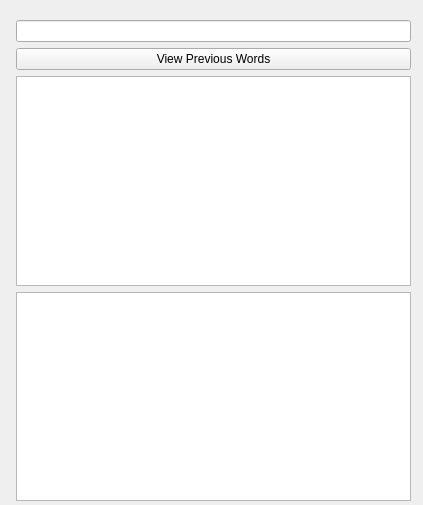
Qt form widget.ui (amazr/CS2270-Final) before a commit.
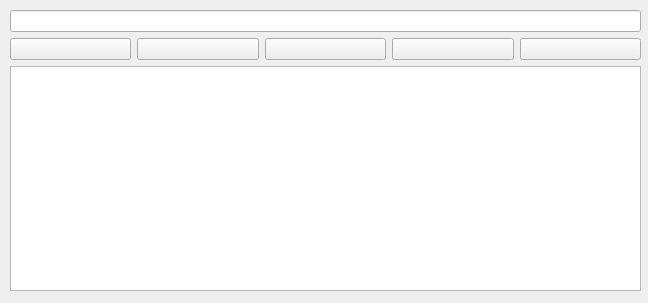
The same form after that commit.

Diff of the .ui file:
```diff
--- a/widget.ui
+++ b/widget.ui
@@ -6,8 +6,8 @@
    <rect>
     <x>0</x>
     <y>0</y>
-    <width>423</width>
-    <height>505</height>
+    <width>648</width>
+    <height>303</height>
    </rect>
   </property>
   <property name="windowTitle">
@@ -17,27 +17,60 @@
    <property name="geometry">
     <rect>
      <x>10</x>
-     <y>20</y>
-     <width>401</width>
-     <height>481</height>
+     <y>10</y>
+     <width>631</width>
+     <height>281</height>
     </rect>
    </property>
-   <layout class="QFormLayout" name="formLayout">
-    <item row="0" column="1">
-     <widget class="QLineEdit" name="lineEdit"/>
+   <layout class="QVBoxLayout" name="verticalLayout">
+    <item>
+     <layout class="QHBoxLayout" name="horizontalLayout">
+      <item>
+       <widget class="QLineEdit" name="lineEdit"/>
+      </item>
+     </layout>
     </item>
-    <item row="1" column="1">
-     <widget class="QPushButton" name="pushButton">
-      <property name="text">
-       <string>View Previous Words</string>
-      </property>
-     </widget>
+    <item>
+     <layout class="QHBoxLayout" name="horizontalLayout_2">
+      <item>
+       <widget class="QPushButton" name="button1">
+        <property name="text">
+         <string/>
+        </property>
+       </widget>
+      </item>
+      <item>
+       <widget class="QPushButton" name="button2">
+        <property name="text">
+         <string/>
+        </property>
+       </widget>
+      </item>
+      <item>
+       <widget class="QPushButton" name="button3">
+        <property name="text">
+         <string/>
+        </property>
+       </widget>
+      </item>
+      <item>
+       <widget class="QPushButton" name="button4">
+        <property name="text">
+         <string/>
+        </property>
+       </widget>
+      </item>
+      <item>
+       <widget class="QPushButton" name="button5">
+        <property name="text">
+         <string/>
+        </property>
+       </widget>
+      </item>
+     </layout>
     </item>
-    <item row="2" column="1">
-     <widget class="QListView" name="listView"/>
-    </item>
-    <item row="3" column="1">
-     <widget class="QListView" name="listView_2"/>
+    <item>
+     <widget class="QTextEdit" name="definitionBox"/>
     </item>
    </layout>
   </widget>
```
Left out of the diff: 2 changed lines with no effect on the pictures.
